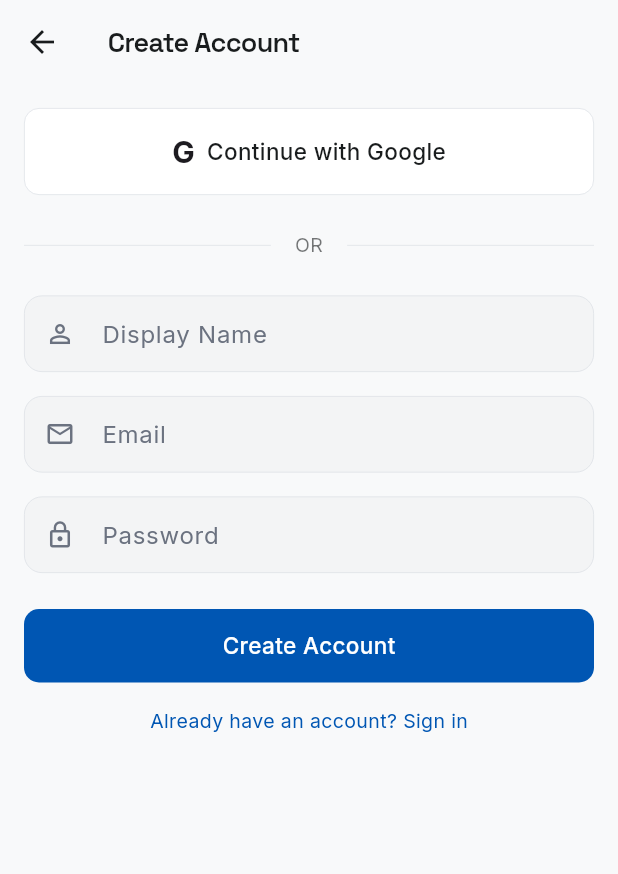
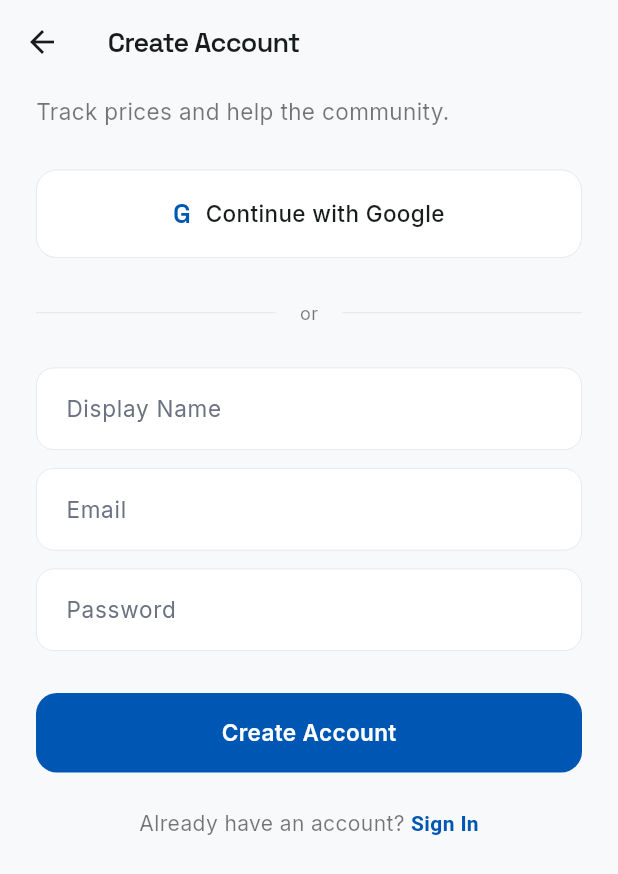
Before and after one commit to Drivstoffpriser/Drivstoffpriser-App, a Flutter app: the AuthScreen screen opened by its route, on a phone screen of 412 x 824 dp. Shown: the top 874 px of the screen. Run offline on Flutter 3.47's test engine with Material 3 defaults, Android fonts, the phone set to English and light mode, and no system bars; our stand-ins replace camera, cloud_firestore, connectivity_plus, device_info_plus, firebase_auth, firebase_core and 11 more; missing offline and left inert: crop_your_image, exif, firebase_app_check, flutter_map_marker_cluster, google_mlkit_text_recognition; accounts and stored records are empty; generated files the repository leaves out were written again; network calls fail.

Commit message:
feat: add password reset functionality and overhaul auth pages

```diff
--- a/lib/l10n/app_en.arb
+++ b/lib/l10n/app_en.arb
@@ -92,14 +92,23 @@
   "password": "Password",
   "enterYourPassword": "Please enter your password",
   "passwordMinLength": "Password must be at least 6 characters",
+  "createAccountSubtitle": "Track prices and help the community.",
+  "signInSubtitle": "Welcome back.",
+  "alreadyHaveAccountPrefix": "Already have an account? ",
+  "needAccountPrefix": "Need an account? ",
   "alreadyHaveAccount": "Already have an account? Sign in",
   "needAccount": "Need an account? Create one",
+  "forgotPassword": "Forgot password?",
+  "passwordResetSent": "If an account exists for this email, you will receive a password reset email.",
   "errorEmailInUse": "This email is already registered. Try signing in instead.",
   "errorInvalidEmail": "Please enter a valid email address.",
   "errorWeakPassword": "Password must be at least 6 characters.",
   "errorUserNotFound": "No account found with this email.",
   "errorWrongPassword": "Incorrect email or password.",
   "errorCredentialInUse": "This credential is already associated with another account.",
+  "errorUserDisabled": "This account has been disabled.",
+  "errorTooManyRequests": "Too many attempts. Please wait a bit and try again.",
+  "errorNetworkRequestFailed": "Network error. Check your connection and try again.",
   "errorAuthFailed": "Authentication failed: {code}",
   "@errorAuthFailed": { "placeholders": { "code": { "type": "String" } } },
 
--- a/lib/l10n/app_localizations.dart
+++ b/lib/l10n/app_localizations.dart
@@ -572,6 +572,30 @@ abstract class AppLocalizations {
   /// **'Password must be at least 6 characters'**
   String get passwordMinLength;
 
+  /// No description provided for @createAccountSubtitle.
+  ///
+  /// In en, this message translates to:
+  /// **'Track prices and help the community.'**
+  String get createAccountSubtitle;
+
+  /// No description provided for @signInSubtitle.
+  ///
+  /// In en, this message translates to:
+  /// **'Welcome back.'**
+  String get signInSubtitle;
+
+  /// No description provided for @alreadyHaveAccountPrefix.
+  ///
+  /// In en, this message translates to:
+  /// **'Already have an account? '**
+  String get alreadyHaveAccountPrefix;
+
+  /// No description provided for @needAccountPrefix.
+  ///
+  /// In en, this message translates to:
+  /// **'Need an account? '**
+  String get needAccountPrefix;
+
   /// No description provided for @alreadyHaveAccount.
   ///
   /// In en, this message translates to:
@@ -584,6 +608,18 @@ abstract class AppLocalizations {
   /// **'Need an account? Create one'**
   String get needAccount;
 
+  /// No description provided for @forgotPassword.
+  ///
+  /// In en, this message translates to:
+  /// **'Forgot password?'**
+  String get forgotPassword;
+
+  /// No description provided for @passwordResetSent.
+  ///
+  /// In en, this message translates to:
+  /// **'If an account exists for this email, you will receive a password reset email.'**
+  String get passwordResetSent;
+
   /// No description provided for @errorEmailInUse.
   ///
   /// In en, this message translates to:
@@ -619,6 +655,24 @@ abstract class AppLocalizations {
   /// In en, this message translates to:
   /// **'This credential is already associated with another account.'**
   String get errorCredentialInUse;
+
+  /// No description provided for @errorUserDisabled.
+  ///
+  /// In en, this message translates to:
+  /// **'This account has been disabled.'**
+  String get errorUserDisabled;
+
+  /// No description provided for @errorTooManyRequests.
+  ///
+  /// In en, this message translates to:
+  /// **'Too many attempts. Please wait a bit and try again.'**
+  String get errorTooManyRequests;
+
+  /// No description provided for @errorNetworkRequestFailed.
+  ///
+  /// In en, this message translates to:
+  /// **'Network error. Check your connection and try again.'**
+  String get errorNetworkRequestFailed;
 
   /// No description provided for @errorAuthFailed.
   ///
--- a/lib/providers/user_provider.dart
+++ b/lib/providers/user_provider.dart
@@ -172,6 +172,11 @@ class UserProvider extends ChangeNotifier {
     notifyListeners();
   }
 
+  /// Send a password-reset email via Firebase Auth.
+  Future<void> sendPasswordResetEmail(String email) async {
+    await _auth.sendPasswordResetEmail(email: email);
+  }
+
   /// Sign in with an existing email/password account.
   Future<void> signInWithEmail(String email, String password) async {
     final result = await _auth.signInWithEmailAndPassword(
--- a/lib/screens/auth/auth_screen.dart
+++ b/lib/screens/auth/auth_screen.dart
@@ -35,14 +35,12 @@ class AuthScreen extends StatefulWidget {
 }
 
 class _AuthScreenState extends State<AuthScreen> {
-  final _formKey = GlobalKey<FormState>();
   final _emailController = TextEditingController();
   final _passwordController = TextEditingController();
   final _nameController = TextEditingController();
 
   bool _isRegister = true;
   bool _isLoading = false;
-  String? _error;
 
   @override
   void dispose() {
@@ -55,7 +53,6 @@ class _AuthScreenState extends State<AuthScreen> {
   Future<void> _signInWithGoogle() async {
     setState(() {
       _isLoading = true;
-      _error = null;
     });
 
     try {
@@ -72,10 +69,14 @@ class _AuthScreenState extends State<AuthScreen> {
     } on FirebaseAuthException catch (e) {
       if (e.code == 'sign-in-cancelled') {
       } else {
-        setState(() => _error = _friendlyError(context, e.code));
+        if (mounted) {
+          _showSnackBar(_friendlyError(context, e));
+        }
       }
     } catch (e) {
-      setState(() => _error = e.toString());
+      if (mounted) {
+        _showSnackBar(e.toString());
+      }
     } finally {
       if (mounted) {
         setState(() => _isLoading = false);
@@ -83,12 +84,71 @@ class _AuthScreenState extends State<AuthScreen> {
     }
   }
 
-  Future<void> _submit() async {
-    if (!_formKey.currentState!.validate()) return;
+  Future<void> _sendPasswordReset() async {
+    final email = _emailController.text.trim();
+    if (email.isEmpty || !email.contains('@')) {
+      _showSnackBar(context.l10n.enterValidEmail);
+      return;
+    }
 
     setState(() {
       _isLoading = true;
-      _error = null;
+    });
+
+    try {
+      await context.read<UserProvider>().sendPasswordResetEmail(email);
+      if (mounted) {
+        _showSnackBar(context.l10n.passwordResetSent);
+      }
+    } on FirebaseAuthException catch (e) {
+      if (mounted) {
+        _showSnackBar(_friendlyError(context, e));
+      }
+    } catch (e) {
+      if (mounted) {
+        _showSnackBar(e.toString());
+      }
+    } finally {
+      if (mounted) {
+        setState(() => _isLoading = false);
+      }
+    }
+  }
+
+  void _showSnackBar(String message) {
+    final messenger = ScaffoldMessenger.of(context);
+    messenger.hideCurrentSnackBar();
+    messenger.showSnackBar(SnackBar(content: Text(message)));
+  }
+
+  Future<void> _submit() async {
+    final name = _nameController.text.trim();
+    final email = _emailController.text.trim();
+    final password = _passwordController.text;
+
+    if (_isRegister && name.isEmpty) {
+      _showSnackBar(context.l10n.enterYourName);
+      return;
+    }
+    if (email.isEmpty) {
+      _showSnackBar(context.l10n.enterYourEmail);
+      return;
+    }
+    if (!email.contains('@')) {
+      _showSnackBar(context.l10n.enterValidEmail);
+      return;
+    }
+    if (password.isEmpty) {
+      _showSnackBar(context.l10n.enterYourPassword);
+      return;
+    }
+    if (password.length < 6) {
+      _showSnackBar(context.l10n.passwordMinLength);
+      return;
+    }
+
+    setState(() {
+      _isLoading = true;
     });
 
     try {
@@ -96,14 +156,14 @@ class _AuthScreenState extends State<AuthScreen> {
 
       if (_isRegister) {
         await userProvider.registerWithEmail(
-          _emailController.text.trim(),
-          _passwordController.text,
-          _nameController.text.trim(),
+          email,
+          password,
+          name,
         );
       } else {
         await userProvider.signInWithEmail(
-          _emailController.text.trim(),
-          _passwordController.text,
+          email,
+          password,
         );
       }
 
@@ -115,9 +175,13 @@ class _AuthScreenState extends State<AuthScreen> {
         }
       }
     } on FirebaseAuthException catch (e) {
-      setState(() => _error = _friendlyError(context, e.code));
+      if (mounted) {
+        _showSnackBar(_friendlyError(context, e));
+      }
     } catch (e) {
-      setState(() => _error = e.toString());
+      if (mounted) {
+        _showSnackBar(e.toString());
+      }
     } finally {
       if (mounted) {
         setState(() => _isLoading = false);
@@ -125,8 +189,8 @@ class _AuthScreenState extends State<AuthScreen> {
     }
   }
 
-  String _friendlyError(BuildContext context, String code) {
-    switch (code) {
+  String _friendlyError(BuildContext context, FirebaseAuthException exception) {
+    switch (exception.code) {
       case 'email-already-in-use':
         return context.l10n.errorEmailInUse;
       case 'invalid-email':
@@ -135,13 +199,23 @@ class _AuthScreenState extends State<AuthScreen> {
         return context.l10n.errorWeakPassword;
       case 'user-not-found':
         return context.l10n.errorUserNotFound;
+      case 'user-disabled':
+        return context.l10n.errorUserDisabled;
       case 'wrong-password':
       case 'invalid-credential':
         return context.l10n.errorWrongPassword;
       case 'credential-already-in-use':
         return context.l10n.errorCredentialInUse;
+      case 'too-many-requests':
+        return context.l10n.errorTooManyRequests;
+      case 'network-request-failed':
+        return context.l10n.errorNetworkRequestFailed;
       default:
-        return context.l10n.errorAuthFailed(code);
+        final message = exception.message?.trim();
+        if (message != null && message.isNotEmpty) {
+          return message;
+        }
+        return context.l10n.errorAuthFailed(exception.code);
     }
   }
 
@@ -152,39 +226,35 @@ class _AuthScreenState extends State<AuthScreen> {
       appBar: AppBar(
         backgroundColor: AppColors.background(context),
         surfaceTintColor: Colors.transparent,
+        elevation: 0,
         title: Text(
           _isRegister ? context.l10n.createAccount : context.l10n.signIn,
           style: AppTextStyles.title(context),
         ),
       ),
-      body: Form(
-        key: _formKey,
-        child: ListView(
-          padding: const EdgeInsets.all(16),
+      body: ListView(
+        padding: const EdgeInsets.symmetric(horizontal: 24),
         children: [
-            if (_error != null) ...[
-              Container(
-                padding: const EdgeInsets.all(12),
-                decoration: BoxDecoration(
-                  color: Theme.of(context).colorScheme.errorContainer,
-                  borderRadius: BorderRadius.circular(10),
+          const SizedBox(height: 8),
+
+          // ── Subtitle ──
+          Text(
+            _isRegister
+                ? context.l10n.createAccountSubtitle
+                : context.l10n.signInSubtitle,
+            style: AppTextStyles.label(context).copyWith(fontSize: 15),
           ),
-                child: Text(
-                  _error!,
-                  style: TextStyle(
-                    color: Theme.of(context).colorScheme.onErrorContainer,
-                  ),
-                ),
-              ),
-              const SizedBox(height: 16),
-            ],
+
+          const SizedBox(height: 28),
+
+          // ── Google sign-in ──
           _PressableButton(
             onPressed: _isLoading ? () {} : _signInWithGoogle,
             child: Container(
-                padding: const EdgeInsets.symmetric(vertical: 14),
+              padding: const EdgeInsets.symmetric(vertical: 16),
               decoration: BoxDecoration(
                 color: AppColors.surface(context),
-                  borderRadius: BorderRadius.circular(10),
+                borderRadius: BorderRadius.circular(14),
                 border: Border.all(
                   color: AppColors.border(context),
                   width: 0.5,
@@ -200,14 +270,14 @@ class _AuthScreenState extends State<AuthScreen> {
                       child: CircularProgressIndicator(strokeWidth: 2),
                     )
                   else ...[
-                      const Text(
+                    Text(
                       'G',
-                        style: TextStyle(
-                          fontSize: 20,
-                          fontWeight: FontWeight.bold,
+                      style: AppTextStyles.heading(context).copyWith(
+                        fontSize: 18,
+                        color: AppColors.primaryContainer(context),
                       ),
                     ),
-                      const SizedBox(width: 8),
+                    const SizedBox(width: 10),
                     Text(
                       context.l10n.continueWithGoogle,
                       style: AppTextStyles.bodyMedium(context),
@@ -217,75 +287,79 @@ class _AuthScreenState extends State<AuthScreen> {
               ),
             ),
           ),
-            const SizedBox(height: 24),
+
+          const SizedBox(height: 28),
+
+          // ── Divider ──
           Row(
             children: [
               Expanded(child: Divider(color: AppColors.border(context))),
               Padding(
                 padding: const EdgeInsets.symmetric(horizontal: 16),
                 child: Text(
-                    context.l10n.or,
-                    style: AppTextStyles.label(context),
+                  context.l10n.or.toLowerCase(),
+                  style: AppTextStyles.meta(context),
                 ),
               ),
               Expanded(child: Divider(color: AppColors.border(context))),
             ],
           ),
-            const SizedBox(height: 24),
+
+          const SizedBox(height: 28),
+
+          // ── Form fields ──
           if (_isRegister) ...[
             _buildTextField(
               controller: _nameController,
-                label: context.l10n.displayName,
-                icon: Icons.person_outline,
-                validator: (v) {
-                  if (v == null || v.trim().isEmpty) {
-                    return context.l10n.enterYourName;
-                  }
-                  return null;
-                },
+              hint: context.l10n.displayName,
+              textInputAction: TextInputAction.next,
             ),
-              const SizedBox(height: 16),
+            const SizedBox(height: 12),
           ],
           _buildTextField(
             controller: _emailController,
-              label: context.l10n.email,
-              icon: Icons.email_outlined,
+            hint: context.l10n.email,
             keyboardType: TextInputType.emailAddress,
             autocorrect: false,
-              validator: (v) {
-                if (v == null || v.trim().isEmpty) {
-                  return context.l10n.enterYourEmail;
-                }
-                if (!v.contains('@')) {
-                  return context.l10n.enterValidEmail;
-                }
-                return null;
-              },
+            textInputAction: TextInputAction.next,
           ),
-            const SizedBox(height: 16),
+          const SizedBox(height: 12),
           _buildTextField(
             controller: _passwordController,
-              label: context.l10n.password,
-              icon: Icons.lock_outline,
+            hint: context.l10n.password,
             obscureText: true,
-              validator: (v) {
-                if (v == null || v.isEmpty) {
-                  return context.l10n.enterYourPassword;
-                }
-                if (v.length < 6) {
-                  return context.l10n.passwordMinLength;
-                }
-                return null;
-              },
+            textInputAction: TextInputAction.done,
+            onFieldSubmitted: (_) => _submit(),
           ),
-            const SizedBox(height: 24),
+
+          // ── Forgot password (sign-in only) ──
+          if (!_isRegister) ...[
+            const SizedBox(height: 12),
+            Align(
+              alignment: Alignment.centerRight,
+              child: GestureDetector(
+                onTap: _isLoading ? null : _sendPasswordReset,
+                child: Text(
+                  context.l10n.forgotPassword,
+                  style: AppTextStyles.label(context).copyWith(
+                    color: AppColors.primaryContainer(context),
+                    fontWeight: FontWeight.w500,
+                  ),
+                ),
+              ),
+            ),
+          ],
+
+          const SizedBox(height: 28),
+
+          // ── Primary CTA ──
           _PressableButton(
             onPressed: _isLoading ? () {} : _submit,
             child: Container(
-                padding: const EdgeInsets.symmetric(vertical: 14),
+              padding: const EdgeInsets.symmetric(vertical: 16),
               decoration: BoxDecoration(
                 color: AppColors.primaryContainer(context),
-                  borderRadius: BorderRadius.circular(10),
+                borderRadius: BorderRadius.circular(14),
               ),
               child: Center(
                 child: _isLoading
@@ -301,60 +375,113 @@ class _AuthScreenState extends State<AuthScreen> {
                         _isRegister
                             ? context.l10n.createAccount
                             : context.l10n.signIn,
-                          style: AppTextStyles.bodyMedium(
-                            context,
-                          ).copyWith(color: Colors.white),
+                        style: AppTextStyles.bodyMedium(context).copyWith(
+                          color: Colors.white,
+                          fontWeight: FontWeight.w600,
                         ),
                       ),
               ),
             ),
-            const SizedBox(height: 16),
+          ),
+
+          const SizedBox(height: 24),
+
+          // ── Mode toggle ──
           Center(
             child: GestureDetector(
               onTap: () {
                 if (!_isLoading) {
                   setState(() {
                     _isRegister = !_isRegister;
-                      _error = null;
                   });
                 }
               },
-                child: Text(
-                  _isRegister
-                      ? context.l10n.alreadyHaveAccount
-                      : context.l10n.needAccount,
-                  style: AppTextStyles.label(
-                    context,
-                  ).copyWith(color: AppColors.primaryContainer(context)),
+              child: Text.rich(
+                TextSpan(
+                  style: AppTextStyles.label(context).copyWith(fontSize: 14),
+                  children: [
+                    TextSpan(
+                      text: _isRegister
+                          ? context.l10n.alreadyHaveAccountPrefix
+                          : context.l10n.needAccountPrefix,
+                    ),
+                    TextSpan(
+                      text: _isRegister
+                          ? context.l10n.signIn
+                          : context.l10n.createAccount,
+                      style: TextStyle(
+                        color: AppColors.primaryContainer(context),
+                        fontWeight: FontWeight.w600,
+                      ),
+                    ),
+                  ],
+                ),
               ),
             ),
           ),
         ],
-        ),
       ),
     );
   }
 
   Widget _buildTextField({
     required TextEditingController controller,
-    required String label,
-    required IconData icon,
+    required String hint,
     TextInputType? keyboardType,
     bool autocorrect = true,
     bool obscureText = false,
-    String? Function(String?)? validator,
+    TextInputAction? textInputAction,
+    ValueChanged<String>? onFieldSubmitted,
   }) {
     return TextFormField(
       controller: controller,
       keyboardType: keyboardType,
       autocorrect: autocorrect,
       obscureText: obscureText,
+      textInputAction: textInputAction,
+      onFieldSubmitted: onFieldSubmitted,
       style: AppTextStyles.body(context),
       decoration: InputDecoration(
-        labelText: label,
-        prefixIcon: Icon(icon, size: 20),
+        hintText: hint,
+        hintStyle: AppTextStyles.body(context).copyWith(
+          color: AppColors.textMuted(context),
         ),
-      validator: validator,
+        filled: true,
+        fillColor: AppColors.surface(context),
+        contentPadding: const EdgeInsets.symmetric(
+          horizontal: 16,
+          vertical: 16,
+        ),
+        border: OutlineInputBorder(
+          borderRadius: BorderRadius.circular(12),
+          borderSide: BorderSide(color: AppColors.border(context), width: 0.5),
+        ),
+        enabledBorder: OutlineInputBorder(
+          borderRadius: BorderRadius.circular(12),
+          borderSide: BorderSide(color: AppColors.border(context), width: 0.5),
+        ),
+        focusedBorder: OutlineInputBorder(
+          borderRadius: BorderRadius.circular(12),
+          borderSide: BorderSide(
+            color: AppColors.primaryContainer(context),
+            width: 1.5,
+          ),
+        ),
+        errorBorder: OutlineInputBorder(
+          borderRadius: BorderRadius.circular(12),
+          borderSide: BorderSide(
+            color: Theme.of(context).colorScheme.error,
+            width: 1,
+          ),
+        ),
+        focusedErrorBorder: OutlineInputBorder(
+          borderRadius: BorderRadius.circular(12),
+          borderSide: BorderSide(
+            color: Theme.of(context).colorScheme.error,
+            width: 1.5,
+          ),
+        ),
+      ),
     );
   }
 }
```
Also changed, not shown: lib/l10n/app_localizations_en.dart (+30 -0 lines), lib/l10n/app_localizations_nb.dart (+30 -0 lines), lib/l10n/app_nb.arb (+9 -0 lines). Lines whose indentation alone changed are shown as unchanged.
